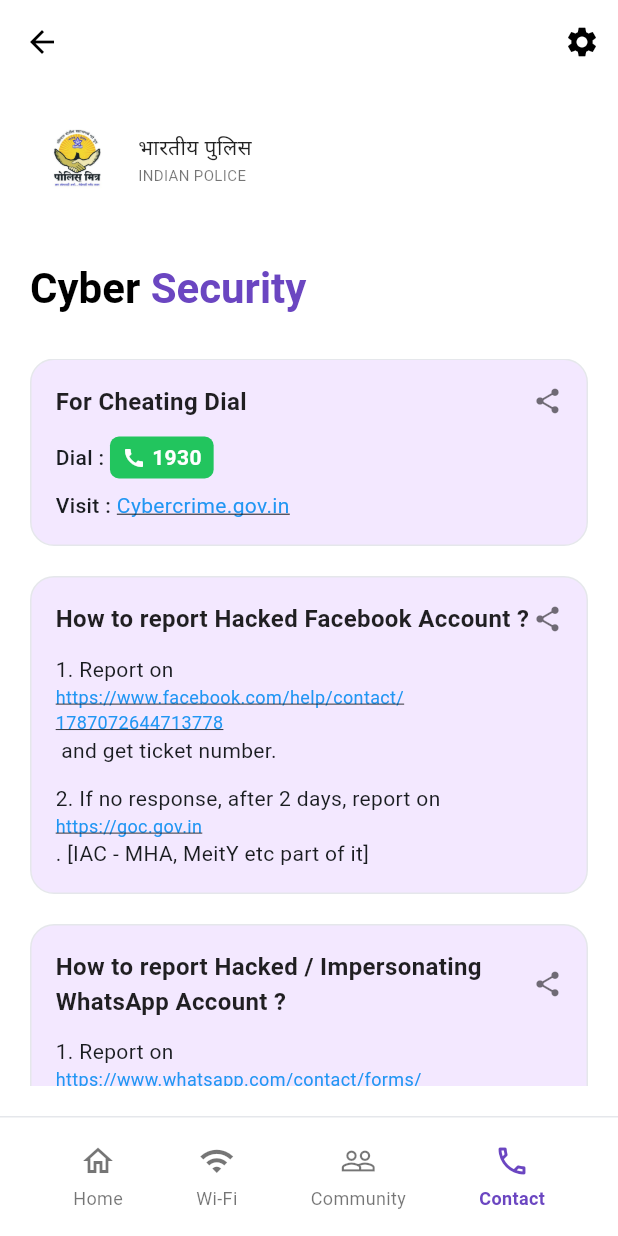
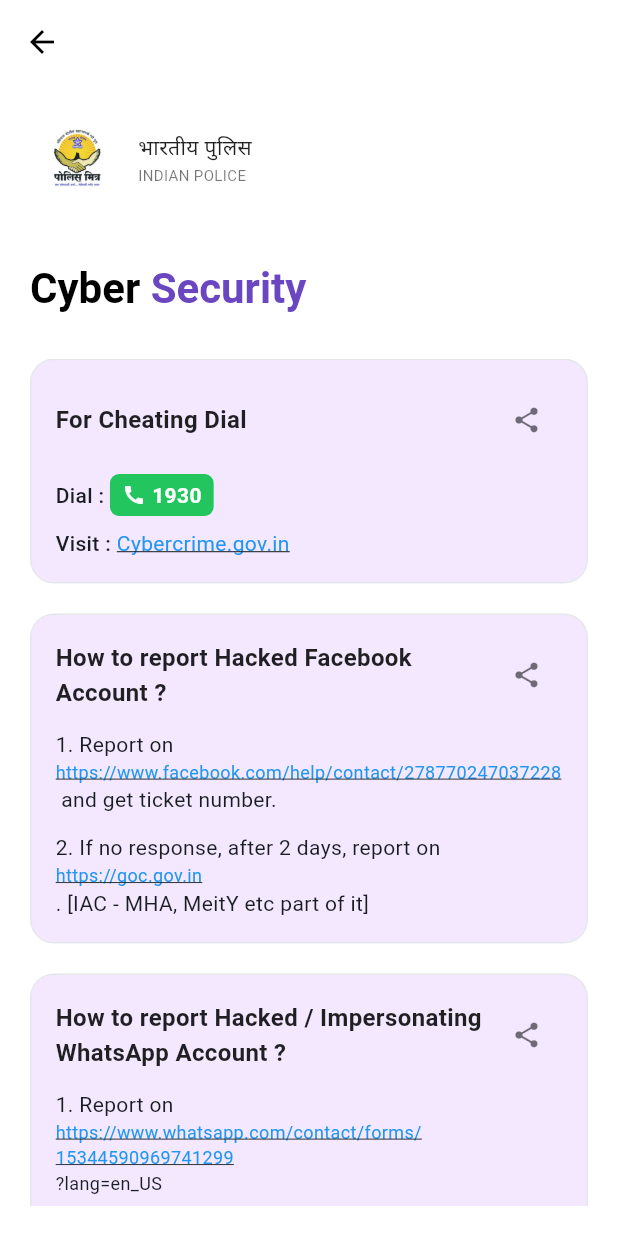
Before and after one commit to hellodeveloper7854/police-mitra, a Flutter app: the CyberSecurityScreen screen opened by its route, after a tap on "Cybercrime.gov.in", on a phone screen of 412 x 824 dp. Run offline on Flutter 3.47's test engine with Material 3 defaults, Android fonts, the phone set to English and light mode, and no system bars; our stand-ins replace go_router, share_plus, supabase_flutter; accounts and stored records are empty.

Commit message:
updated helpline screens

```diff
--- a/lib/screens/cyber_security_screen.dart
+++ b/lib/screens/cyber_security_screen.dart
@@ -1,14 +1,19 @@
 import 'package:flutter/material.dart';
 import 'package:go_router/go_router.dart';
 import 'package:url_launcher/url_launcher.dart';
+import 'package:share_plus/share_plus.dart';
 
 class CyberSecurityScreen extends StatelessWidget {
   const CyberSecurityScreen({super.key});
 
   void _launchURL(String url) async {
     final Uri uri = Uri.parse(url);
-    if (await canLaunchUrl(uri)) {
-      await launchUrl(uri);
+    print('Trying to launch URL: $url');
+    try {
+      await launchUrl(uri, mode: LaunchMode.externalApplication);
+      print('URL launched successfully');
+    } catch (e) {
+      print('Failed to launch URL: $e');
     }
   }
 
@@ -28,14 +33,14 @@ class CyberSecurityScreen extends StatelessWidget {
         elevation: 0,
         leading: IconButton(
           icon: const Icon(Icons.arrow_back, color: Colors.black),
-          onPressed: () => context.go('/dashboard'),
+          onPressed: () => context.go('/helpline'),
         ),
-        actions: [
-          IconButton(
-            icon: const Icon(Icons.settings, color: Colors.black),
-            onPressed: () {},
-          ),
-        ],
+        // actions: [
+        //   IconButton(
+        //     icon: const Icon(Icons.settings, color: Colors.black),
+        //     onPressed: () {},
+        //   ),
+        // ],
       ),
       body: Padding(
         padding: const EdgeInsets.all(20.0),
@@ -107,6 +112,10 @@ class CyberSecurityScreen extends StatelessWidget {
                     // For Cheating Dial Card
                     _buildInfoCard(
                       title: 'For Cheating Dial',
+                      onShare: () {
+                        print('Sharing For Cheating Dial');
+                        Share.share('For Cheating Dial: 1930\nVisit: https://cybercrime.gov.in', subject: 'Cyber Security Helpline');
+                      },
                       content: Column(
                         crossAxisAlignment: CrossAxisAlignment.start,
                         children: [
@@ -177,6 +186,10 @@ class CyberSecurityScreen extends StatelessWidget {
                     // Facebook Account Hacked Card
                     _buildInfoCard(
                       title: 'How to report Hacked Facebook Account ?',
+                      onShare: () {
+                        print('Sharing Facebook Hack Report');
+                        Share.share('How to report Hacked Facebook Account:\n1. Report on https://www.facebook.com/help/contact/278770247037228 and get ticket number.\n2. If no response after 2 days, report on https://goc.gov.in [IAC - MHA, MeitY etc part of it]', subject: 'Facebook Account Hack Report');
+                      },
                       content: Column(
                         crossAxisAlignment: CrossAxisAlignment.start,
                         children: [
@@ -185,9 +198,9 @@ class CyberSecurityScreen extends StatelessWidget {
                             style: TextStyle(fontSize: 14),
                           ),
                           GestureDetector(
-                            onTap: () => _launchURL('https://www.facebook.com/help/contact/1787072644713778'),
+                            onTap: () => _launchURL('https://www.facebook.com/help/contact/278770247037228'),
                             child: const Text(
-                              'https://www.facebook.com/help/contact/1787072644713778',
+                              'https://www.facebook.com/help/contact/278770247037228',
                               style: TextStyle(
                                 fontSize: 12,
                                 color: Colors.blue,
@@ -227,6 +240,10 @@ class CyberSecurityScreen extends StatelessWidget {
                     // WhatsApp Account Hacked Card
                     _buildInfoCard(
                       title: 'How to report Hacked / Impersonating WhatsApp Account ?',
+                      onShare: () {
+                        print('Sharing WhatsApp Hack Report');
+                        Share.share('How to report Hacked / Impersonating WhatsApp Account:\n1. Report on https://www.whatsapp.com/contact/forms/1534459096974129?lang=en_US\n2. If no response after 2 days, report on https://goc.gov.in [IAC - MHA, MeitY etc part of it]', subject: 'WhatsApp Account Hack Report');
+                      },
                       content: Column(
                         crossAxisAlignment: CrossAxisAlignment.start,
                         children: [
@@ -279,11 +296,10 @@ class CyberSecurityScreen extends StatelessWidget {
           ],
         ),
       ),
-      bottomNavigationBar: _buildBottomNavigationBar(),
     );
   }
 
-  Widget _buildInfoCard({required String title, required Widget content}) {
+  Widget _buildInfoCard({required String title, required Widget content, VoidCallback? onShare}) {
     return Container(
       width: double.infinity,
       padding: const EdgeInsets.all(16),
@@ -307,10 +323,13 @@ class CyberSecurityScreen extends StatelessWidget {
                   ),
                 ),
               ),
-              const Icon(
-                Icons.share,
-                size: 20,
-                color: Colors.black54,
+              IconButton(
+                onPressed: onShare,
+                icon: const Icon(
+                  Icons.share,
+                  size: 20,
+                  color: Colors.black54,
+                ),
               ),
             ],
           ),
@@ -320,47 +339,4 @@ class CyberSecurityScreen extends StatelessWidget {
       ),
     );
   }
-
-  Widget _buildBottomNavigationBar() {
-    return Container(
-      height: 80,
-      decoration: const BoxDecoration(
-        color: Colors.white,
-        border: Border(
-          top: BorderSide(color: Color(0xFFE5E7EB), width: 1),
-        ),
-      ),
-      child: Row(
-        mainAxisAlignment: MainAxisAlignment.spaceEvenly,
-        children: [
-          _buildNavItem(Icons.home_outlined, 'Home', false),
-          _buildNavItem(Icons.wifi_outlined, 'Wi-Fi', false),
-          _buildNavItem(Icons.people_outline, 'Community', false),
-          _buildNavItem(Icons.phone_outlined, 'Contact', true),
-        ],
-      ),
-    );
-  }
-
-  Widget _buildNavItem(IconData icon, String label, bool isSelected) {
-    return Column(
-      mainAxisAlignment: MainAxisAlignment.center,
-      children: [
-        Icon(
-          icon,
-          color: isSelected ? const Color(0xFF6B46C1) : Colors.black54,
-          size: 24,
-        ),
-        const SizedBox(height: 4),
-        Text(
-          label,
-          style: TextStyle(
-            fontSize: 12,
-            color: isSelected ? const Color(0xFF6B46C1) : Colors.black54,
-            fontWeight: isSelected ? FontWeight.w600 : FontWeight.normal,
-          ),
-        ),
-      ],
-    );
-  }
 }
--- a/lib/screens/helpline_screen.dart
+++ b/lib/screens/helpline_screen.dart
@@ -13,7 +13,7 @@ class HelplineScreen extends StatelessWidget {
         elevation: 0,
         leading: IconButton(
           icon: const Icon(Icons.arrow_back, color: Colors.black),
-          onPressed: () => context.go('/dashboard'),
+          onPressed: () => context.go('/status'),
         ),
         // actions: [
         //   IconButton(
@@ -114,7 +114,7 @@ class HelplineScreen extends StatelessWidget {
                       icon: _buildHelpIcon(Colors.pink),
                       title: 'National Helpline',
                       subtitle: 'Common Helpline Numbers of country are listed here.',
-                      onTap: () => context.go('/national-helpline'),
+                      onTap: () => context.go('/other-helplines'),
                     ),
                     const SizedBox(height: 8),
                     const Text(
@@ -151,7 +151,7 @@ class HelplineScreen extends StatelessWidget {
           ],
         ),
       ),
-      bottomNavigationBar: _buildBottomNavigationBar(),
+      // bottomNavigationBar: _buildBottomNavigationBar(),
     );
   }
 
--- a/lib/screens/profile_screen.dart
+++ b/lib/screens/profile_screen.dart
@@ -176,7 +176,7 @@ class _ProfileScreenState extends State<ProfileScreen> {
         actions: [
           IconButton(
             icon: const Icon(Icons.arrow_back, color: Colors.purple),
-            onPressed: () => context.pop(),
+            onPressed: () => context.go('/status'),
             tooltip: 'Back',
           ),
           IconButton(
--- a/pubspec.yaml
+++ b/pubspec.yaml
@@ -112,6 +112,7 @@ dependencies:
   intl: ^0.19.0
   url_launcher: ^6.2.6
   supabase_flutter: ^2.0.0
+  share_plus: ^7.0.0
 
 dev_dependencies:
   flutter_test:
```
Also changed, not shown: lib/screens/other_helplines_screen.dart (+8 -8 lines), pubspec.lock, 3 other files.
